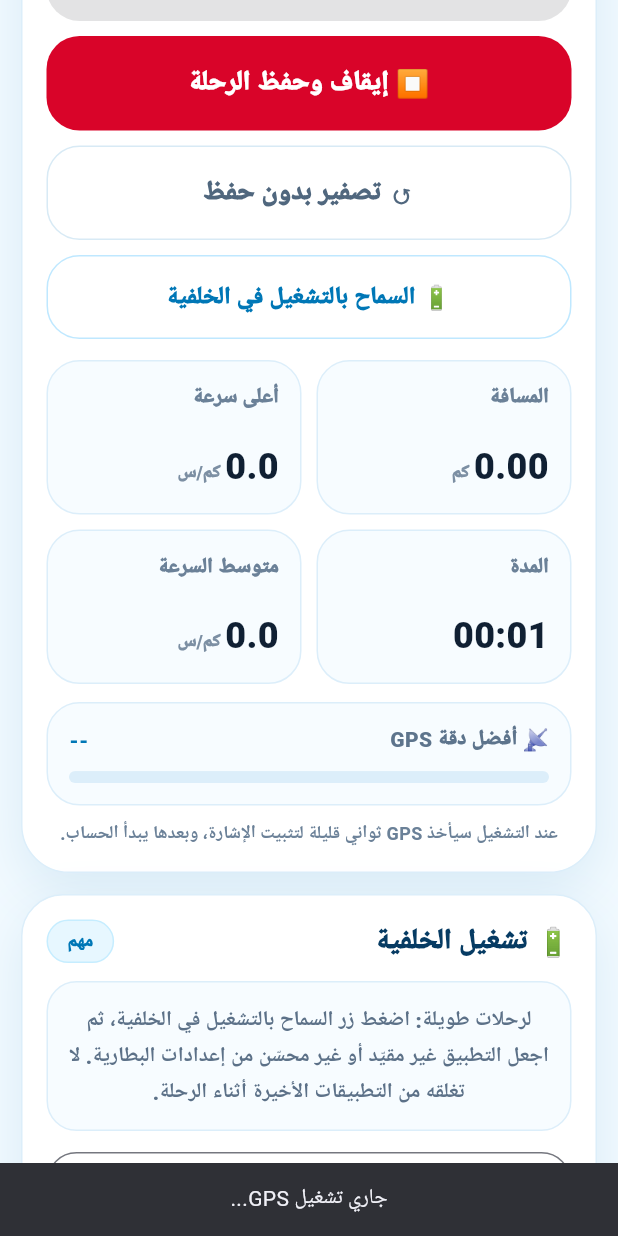
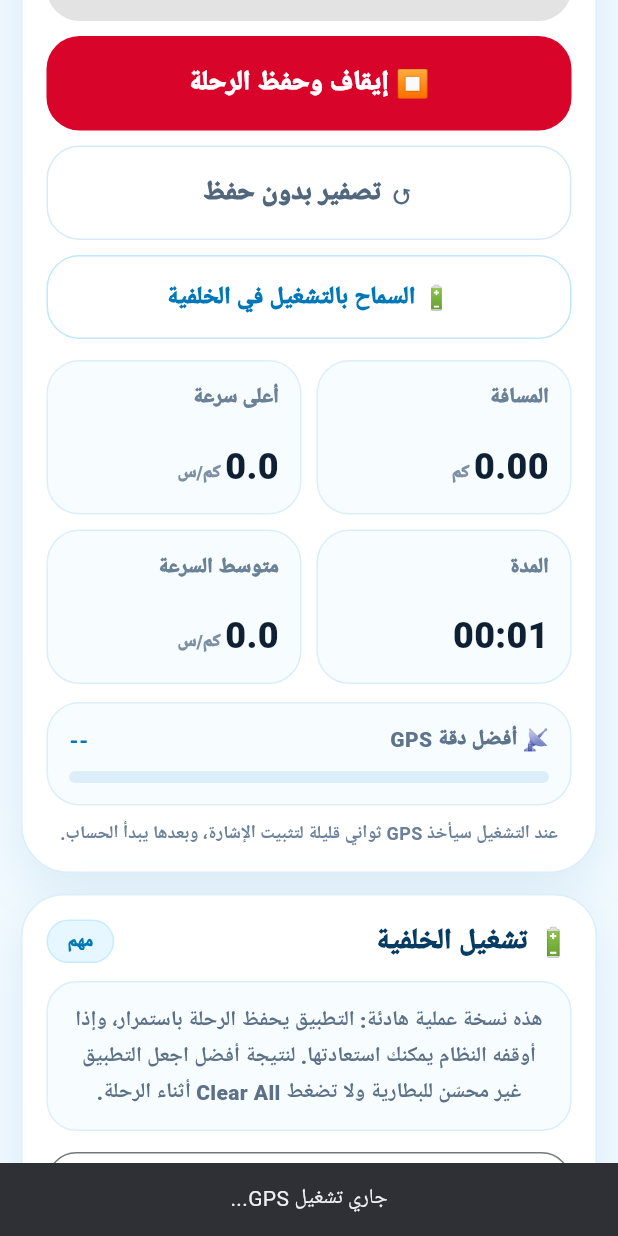
Before and after one commit to aljwaal1/gps-trip-meter, a Flutter app: the screen it shows after launch, scrolled down 576 dp, after a tap on "▶ تشغيل GPS", on a phone screen of 412 x 824 dp. Run offline on Flutter 3.47's test engine with Material 3 defaults, Android fonts, the phone set to English and light mode, and no system bars; our stand-ins replace geolocator, shared_preferences; missing offline and left inert: flutter_foreground_task.

Commit message:
Add files via upload

```diff
--- a/lib/main.dart
+++ b/lib/main.dart
@@ -10,9 +10,8 @@ import 'package:geolocator/geolocator.dart';
 import 'package:shared_preferences/shared_preferences.dart';
 
 
-const String activeTripKey = 'active_trip_v3';
+const String activeTripKey = 'active_trip_practical_v3';
 const String nativeChannelName = 'gps_trip_meter/native';
-const String backgroundHeartbeatKey = 'background_heartbeat_v3';
 
 Map<String, dynamic> positionToMap(Position? p) {
   if (p == null) return {};
@@ -164,19 +163,15 @@ void startCallback() {
 class GpsTaskHandler extends TaskHandler {
   @override
   Future<void> onStart(DateTime timestamp, TaskStarter starter) async {
-    final prefs = await SharedPreferences.getInstance();
-    await prefs.setInt(backgroundHeartbeatKey, DateTime.now().millisecondsSinceEpoch);
     await updateActiveTripFromBackground();
   }
 
   @override
-  void onRepeatEvent(DateTime timestamp) async {
-    final prefs = await SharedPreferences.getInstance();
-    await prefs.setInt(backgroundHeartbeatKey, DateTime.now().millisecondsSinceEpoch);
-    await updateActiveTripFromBackground();
+  void onRepeatEvent(DateTime timestamp) {
+    updateActiveTripFromBackground();
     FlutterForegroundTask.updateService(
-      notificationTitle: 'عداد رحلات GPS يعمل في الخلفية',
-      notificationText: 'تسجيل الرحلة مستمر • لا تغلق التطبيق',
+      notificationTitle: 'عداد رحلات GPS يعمل بهدوء',
+      notificationText: 'يتم حفظ الرحلة تلقائيًا عند التوقف',
     );
   }
 
@@ -327,11 +322,9 @@ class _HomeScreenState extends State<HomeScreen> {
   StreamSubscription<Position>? positionSub;
   Timer? timer;
   Timer? activeSaveTimer;
-  Timer? watchdogTimer;
 
   bool running = false;
   bool restoredUnclosedTrip = false;
-  int lastHeartbeatMs = 0;
   String status = 'اضغط تشغيل للبدء';
 
   DateTime? startTime;
@@ -358,7 +351,6 @@ class _HomeScreenState extends State<HomeScreen> {
     positionSub?.cancel();
     timer?.cancel();
     activeSaveTimer?.cancel();
-    watchdogTimer?.cancel();
     super.dispose();
   }
 
@@ -368,15 +360,15 @@ class _HomeScreenState extends State<HomeScreen> {
         channelId: 'gps_trip_meter_channel',
         channelName: 'عداد رحلات GPS',
         channelDescription: 'إشعار تتبع الرحلات بالخلفية',
-        channelImportance: NotificationChannelImportance.HIGH,
-        priority: NotificationPriority.HIGH,
+        channelImportance: NotificationChannelImportance.LOW,
+        priority: NotificationPriority.LOW,
       ),
       iosNotificationOptions: const IOSNotificationOptions(
         showNotification: false,
         playSound: false,
       ),
       foregroundTaskOptions: ForegroundTaskOptions(
-        eventAction: ForegroundTaskEventAction.repeat(3000),
+        eventAction: ForegroundTaskEventAction.repeat(10000),
         autoRunOnBoot: false,
         allowWakeLock: true,
         allowWifiLock: false,
@@ -389,13 +381,13 @@ class _HomeScreenState extends State<HomeScreen> {
 
     if (await FlutterForegroundTask.isRunningService) {
       await FlutterForegroundTask.updateService(
-        notificationTitle: 'عداد رحلات GPS يعمل في الخلفية',
-        notificationText: 'تسجيل الرحلة مستمر • لا تغلق التطبيق',
+        notificationTitle: 'عداد رحلات GPS يعمل بهدوء',
+        notificationText: 'يتم حفظ الرحلة تلقائيًا عند التوقف',
       );
     } else {
       await FlutterForegroundTask.startService(
-        notificationTitle: 'عداد رحلات GPS يعمل في الخلفية',
-        notificationText: 'تسجيل الرحلة مستمر • لا تغلق التطبيق',
+        notificationTitle: 'عداد رحلات GPS يعمل بهدوء',
+        notificationText: 'يتم حفظ الرحلة تلقائيًا عند التوقف',
         callback: startCallback,
       );
     }
@@ -493,7 +485,7 @@ class _HomeScreenState extends State<HomeScreen> {
         child: AlertDialog(
           title: const Text('استعادة رحلة سابقة'),
           content: const Text(
-            'وجدنا رحلة لم يتم إيقافها بشكل طبيعي. يمكنك استكمالها من آخر بيانات محفوظة، أو حفظها في السجل، أو حذفها والبدء من جديد.',
+            'وجدنا رحلة لم تُغلق بشكل طبيعي. يمكنك استكمالها من آخر بيانات محفوظة، أو حفظها في السجل، أو حذفها والبدء من جديد.',
           ),
           actions: [
             TextButton(
@@ -543,7 +535,7 @@ class _HomeScreenState extends State<HomeScreen> {
     });
 
     activeSaveTimer?.cancel();
-    activeSaveTimer = Timer.periodic(const Duration(seconds: 3), (_) => saveActiveTrip());
+    activeSaveTimer = Timer.periodic(const Duration(seconds: 5), (_) => saveActiveTrip());
 
     positionSub?.cancel();
 
@@ -563,7 +555,6 @@ class _HomeScreenState extends State<HomeScreen> {
     );
 
     await saveActiveTrip();
-    await startWatchdog();
     showSnack('تم استكمال GPS...');
   }
 
@@ -584,38 +575,6 @@ class _HomeScreenState extends State<HomeScreen> {
       bestAccuracy = (m['bestAccuracy'] ?? bestAccuracy).toDouble();
     } catch (_) {}
   }
-
-
-  Future<void> startWatchdog() async {
-    watchdogTimer?.cancel();
-    watchdogTimer = Timer.periodic(const Duration(seconds: 6), (_) async {
-      if (!running) return;
-
-      final prefs = await SharedPreferences.getInstance();
-      final hb = prefs.getInt(backgroundHeartbeatKey) ?? 0;
-      lastHeartbeatMs = hb;
-
-      // If foreground service heartbeat is stale, restart it quietly.
-      final stale = hb == 0 || DateTime.now().millisecondsSinceEpoch - hb > 15000;
-      if (stale) {
-        try {
-          await stopForeground();
-          await Future.delayed(const Duration(milliseconds: 500));
-          await startForeground();
-          await saveActiveTrip();
-        } catch (_) {}
-      }
-
-      await saveActiveTrip();
-
-      if (mounted && running) {
-        setState(() {
-          status = stale ? 'إعادة تنشيط الخلفية...' : status;
-        });
-      }
-    });
-  }
-
   Future<void> saveRestoredAsTrip() async {
     if (startTime == null) return;
     final durationMs = DateTime.now().difference(startTime!).inMilliseconds;
@@ -723,9 +682,8 @@ class _HomeScreenState extends State<HomeScreen> {
     });
 
     activeSaveTimer?.cancel();
-    activeSaveTimer = Timer.periodic(const Duration(seconds: 3), (_) => saveActiveTrip());
+    activeSaveTimer = Timer.periodic(const Duration(seconds: 5), (_) => saveActiveTrip());
     await saveActiveTrip();
-    await startWatchdog();
 
     positionSub?.cancel();
 
@@ -754,7 +712,6 @@ class _HomeScreenState extends State<HomeScreen> {
     positionSub = null;
     timer?.cancel();
     activeSaveTimer?.cancel();
-    watchdogTimer?.cancel();
     await stopForeground();
 
     final durationMs =
@@ -795,7 +752,6 @@ class _HomeScreenState extends State<HomeScreen> {
     positionSub = null;
     timer?.cancel();
     activeSaveTimer?.cancel();
-    watchdogTimer?.cancel();
     await stopForeground();
 
     setState(() {
@@ -1375,9 +1331,9 @@ class _HomeScreenState extends State<HomeScreen> {
       builder: (_) => const Directionality(
         textDirection: TextDirection.rtl,
         child: AlertDialog(
-          title: Text('اختبار الخلفية 10 دقائق'),
+          title: Text('شرح تشغيل الخلفية'),
           content: Text(
-            'ابدأ الرحلة، ثم اخرج للشاشة الرئيسية واترك الهاتف 10 دقائق دون الضغط على Clear All. إذا بقي الإشعار ظاهرًا واستمر الوقت، فالخلفية تعمل. إذا ظهرت رسالة استعادة، فالنظام أوقف التطبيق.',
+            'على بعض الأجهزة قد يوقف النظام التطبيق بعد دقائق. لا مشكلة: التطبيق يحفظ الرحلة باستمرار، وعند فتحه يعرض استكمال الرحلة أو حفظها. لا تضغط Clear All أثناء الرحلة.',
           ),
         ),
       ),
@@ -1395,7 +1351,7 @@ class _HomeScreenState extends State<HomeScreen> {
             padding: const EdgeInsets.all(13),
             decoration: lightBoxDecoration(20),
             child: const Text(
-              'لرحلات طويلة: اضغط زر السماح بالتشغيل في الخلفية، ثم اجعل التطبيق غير مقيّد أو غير محسّن من إعدادات البطارية. لا تغلقه من التطبيقات الأخيرة أثناء الرحلة.',
+              'هذه نسخة عملية هادئة: التطبيق يحفظ الرحلة باستمرار، وإذا أوقفه النظام يمكنك استعادتها. لنتيجة أفضل اجعل التطبيق غير محسّن للبطارية ولا تضغط Clear All أثناء الرحلة.',
               textAlign: TextAlign.center,
               style: TextStyle(
                 color: Color(0xFF5C7188),
@@ -1418,7 +1374,7 @@ class _HomeScreenState extends State<HomeScreen> {
           OutlinedButton.icon(
             onPressed: showBackgroundTestInfo,
             icon: const Icon(Icons.timer_rounded),
-            label: const Text('اختبار الخلفية 10 دقائق'),
+            label: const Text('شرح تشغيل الخلفية'),
           ),
         ],
       ),
--- a/pubspec.yaml
+++ b/pubspec.yaml
@@ -1,7 +1,7 @@
 name: gps_trip_meter
 description: GPS trip meter for walking, cycling and car trips.
 publish_to: "none"
-version: 1.2.0+3
+version: 1.3.0+4
 
 environment:
   sdk: ">=3.4.0 <4.0.0"
```
Also changed, not shown: 1 other file.
